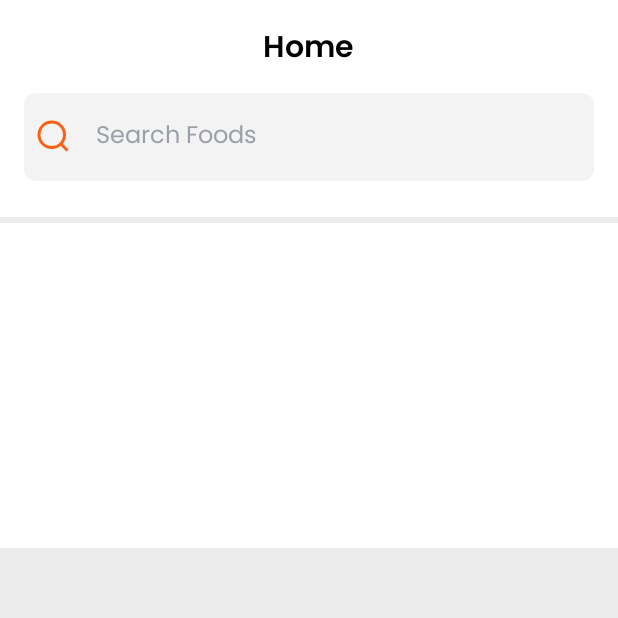
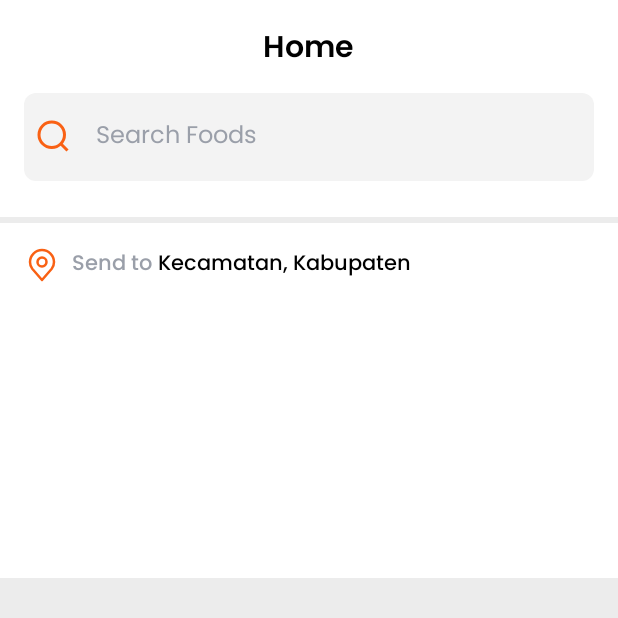
Before and after one commit to DickyArya01/masak.in, an Android app: the screen it shows after launch (HomeActivity), on a phone screen of 412 x 824 dp, the top half of it. Run offline under Robolectric (Android 15) with nearby library versions, the phone set to English and light mode, and no system bars; 2 statements that could not run were skipped.

Commit message:
finishing carousel
menambahkan llSliderAddress diatas vpSliderHome, menambah drawable akar icon location untuk llSliderAddress

```diff
--- /dev/null
+++ b/app/src/main/res/drawable/akar_icon_location.xml
@@ -0,0 +1,19 @@
+<?xml version="1.0" encoding="utf-8"?>
+<vector xmlns:android="http://schemas.android.com/apk/res/android" xmlns:aapt="http://schemas.android.com/aapt"
+    android:viewportWidth="24"
+    android:viewportHeight="24"
+    android:width="24dp"
+    android:height="24dp">
+    <path
+        android:pathData="M12 13C13.6569 13 15 11.6569 15 10C15 8.34315 13.6569 7 12 7C10.3431 7 9 8.34315 9 10C9 11.6569 10.3431 13 12 13Z"
+        android:strokeColor="#F96114"
+        android:strokeWidth="1.66667"
+        android:strokeLineCap="round"
+        android:strokeLineJoin="round" />
+    <path
+        android:pathData="M12 2C9.87827 2 7.84344 2.84285 6.34315 4.34315C4.84285 5.84344 4 7.87827 4 10C4 11.892 4.402 13.13 5.5 14.5L12 22L18.5 14.5C19.598 13.13 20 11.892 20 10C20 7.87827 19.1571 5.84344 17.6569 4.34315C16.1566 2.84285 14.1217 2 12 2V2Z"
+        android:strokeColor="#F96114"
+        android:strokeWidth="1.66667"
+        android:strokeLineCap="round"
+        android:strokeLineJoin="round" />
+</vector>
--- a/app/src/main/res/layout/component_image_slider.xml
+++ b/app/src/main/res/layout/component_image_slider.xml
@@ -6,20 +6,50 @@
     android:background="@color/white">
 
 
+    <LinearLayout
+        android:id="@+id/llSliderAddress"
+        android:layout_width="wrap_content"
+        android:layout_height="wrap_content"
+        android:layout_marginStart="16dp"
+        android:layout_marginTop="16dp"
+        android:orientation="horizontal"
+        android:gravity="center_vertical"
+        app:layout_constraintStart_toStartOf="parent"
+        app:layout_constraintTop_toTopOf="parent">
+
+        <ImageView
+            android:layout_width="wrap_content"
+            android:layout_height="wrap_content"
+            android:src="@drawable/akar_icon_location"
+            android:contentDescription="@string/akar_icon_location" />
+        <TextView
+            android:layout_width="wrap_content"
+            android:layout_height="wrap_content"
+            android:layout_marginStart="8dp"
+            android:fontFamily="@font/poppins_medium"
+            android:text="@string/send_to"
+            android:textColor="@color/white_off_dark"/>
+        <TextView
+            android:id="@+id/tvSliderAddress"
+            android:layout_width="wrap_content"
+            android:layout_height="wrap_content"
+            android:fontFamily="@font/poppins_medium"
+            android:text="@string/address_temp"
+            android:textColor="@color/black"
+            android:layout_marginStart="4dp"
+            />
+    </LinearLayout>
 
     <androidx.viewpager2.widget.ViewPager2
         android:id="@+id/vpSliderHome"
         android:layout_width="match_parent"
-        android:layout_height="160dp"
+        android:layout_height="140dp"
+        android:layout_marginStart="16dp"
+        android:layout_marginTop="16dp"
         android:background="@color/white"
-        android:layout_marginTop="16dp"
-        android:layout_marginStart="16dp"
         app:layout_constraintEnd_toEndOf="parent"
         app:layout_constraintStart_toStartOf="parent"
-        app:layout_constraintTop_toTopOf="parent" />
-
-
-
+        app:layout_constraintTop_toBottomOf="@+id/llSliderAddress" />
 
     <LinearLayout
         android:id="@+id/llSliderIndicator"
--- a/app/src/main/res/values/strings.xml
+++ b/app/src/main/res/values/strings.xml
@@ -5,4 +5,7 @@
     <!-- TODO: Remove or change this placeholder text -->
     <string name="hello_blank_fragment">Hello blank fragment</string>
     <string name="banner_image">banner image</string>
+    <string name="akar_icon_location">akar icon location</string>
+    <string name="send_to">Send to</string>
+    <string name="address_temp">Kecamatan, Kabupaten</string>
 </resources>
```
